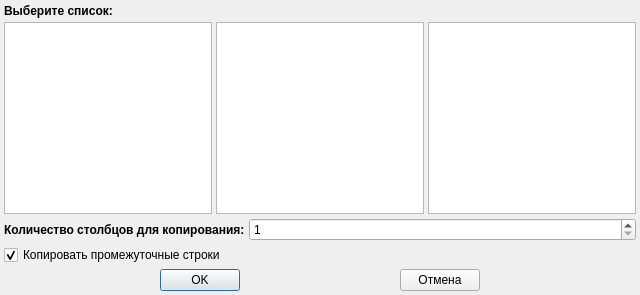
Before: the Qt Designer form src/main/listselectiondialog.ui in Gris87/ProtocolCreator, drawn with Qt 5.
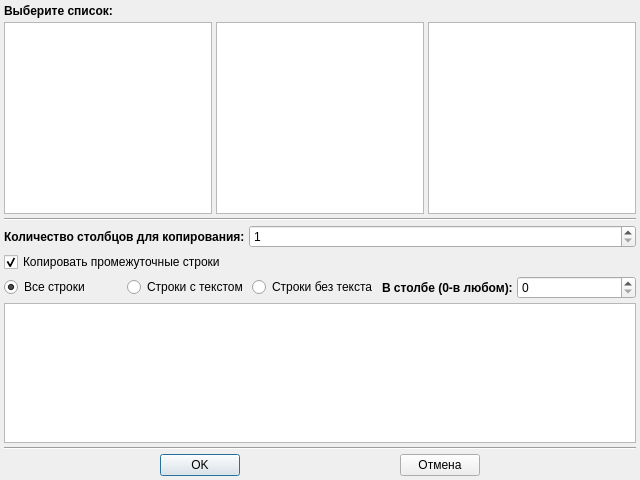
After: the same form once the commit is applied.

```diff
--- a/src/main/listselectiondialog.ui
+++ b/src/main/listselectiondialog.ui
@@ -7,7 +7,7 @@
     <x>0</x>
     <y>0</y>
     <width>640</width>
-    <height>285</height>
+    <height>480</height>
    </rect>
   </property>
   <property name="windowTitle">
@@ -60,6 +60,13 @@
      </layout>
     </widget>
    </item>
+   <item>
+    <widget class="Line" name="line_2">
+     <property name="orientation">
+      <enum>Qt::Horizontal</enum>
+     </property>
+    </widget>
+   </item>
    <item>
     <widget class="QWidget" name="copyWidget" native="true">
      <layout class="QVBoxLayout" name="verticalLayout_2">
@@ -112,6 +119,76 @@
         </property>
        </widget>
       </item>
+      <item>
+       <layout class="QHBoxLayout" name="horizontalLayout_3">
+        <item>
+         <widget class="QRadioButton" name="allRowsRadioButton">
+          <property name="text">
+           <string>Все строки</string>
+          </property>
+          <property name="checked">
+           <bool>true</bool>
+          </property>
+         </widget>
+        </item>
+        <item>
+         <widget class="QRadioButton" name="rowsWithTextRadioButton">
+          <property name="text">
+           <string>Строки с текстом</string>
+          </property>
+         </widget>
+        </item>
+        <item>
+         <widget class="QRadioButton" name="rowsWithoutTextRadioButton">
+          <property name="text">
+           <string>Строки без текста</string>
+          </property>
+         </widget>
+        </item>
+        <item>
+         <widget class="QLabel" name="inCloumnLabel">
+          <property name="sizePolicy">
+           <sizepolicy hsizetype="Maximum" vsizetype="Preferred">
+            <horstretch>0</horstretch>
+            <verstretch>0</verstretch>
+           </sizepolicy>
+          </property>
+          <property name="font">
+           <font>
+            <weight>75</weight>
+            <bold>true</bold>
+           </font>
+          </property>
+          <property name="text">
+           <string>В столбе (0-в любом):</string>
+          </property>
+         </widget>
+        </item>
+        <item>
+         <widget class="QSpinBox" name="inColumnSpinBox">
+          <property name="minimum">
+           <number>0</number>
+          </property>
+          <property name="maximum">
+           <number>100</number>
+          </property>
+          <property name="value">
+           <number>0</number>
+          </property>
+         </widget>
+        </item>
+       </layout>
+      </item>
+      <item>
+       <widget class="QPlainTextEdit" name="rulesTextEdit"/>
+      </item>
+      <item>
+       <widget class="Line" name="line">
+        <property name="orientation">
+         <enum>Qt::Horizontal</enum>
+        </property>
+       </widget>
+      </item>
      </layout>
     </widget>
    </item>
```
